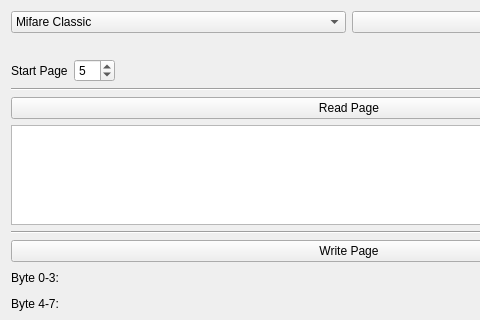
This is src/brickv/plugin_system/plugins/nfc_rfid/ui/nfc_rfid.ui in Tinkerforge/brickv as Qt 5 draws it before an edit; both pictures show x 0 to 480 and y 0 to 320 of the 698 by 415 pixel window. The edited form follows.
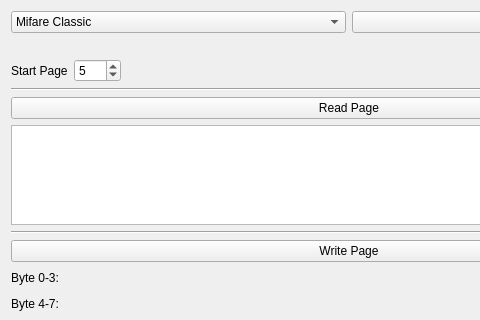
This is the edited form.

Commit message: nfc/rfid: Fix maximum page number

The edit to the form file:
```diff
--- a/src/brickv/plugin_system/plugins/nfc_rfid/ui/nfc_rfid.ui
+++ b/src/brickv/plugin_system/plugins/nfc_rfid/ui/nfc_rfid.ui
@@ -66,6 +66,9 @@
      </item>
      <item>
       <widget class="QSpinBox" name="spinbox_read_page">
+       <property name="maximum">
+        <number>255</number>
+       </property>
        <property name="value">
         <number>5</number>
        </property>
```
